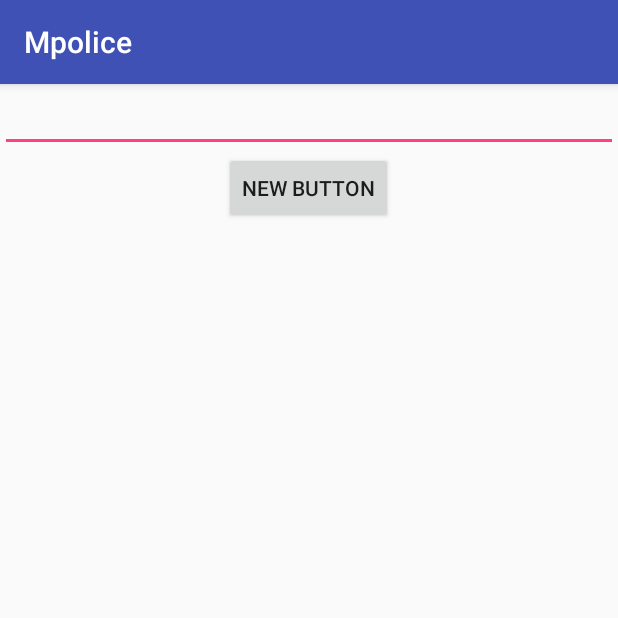
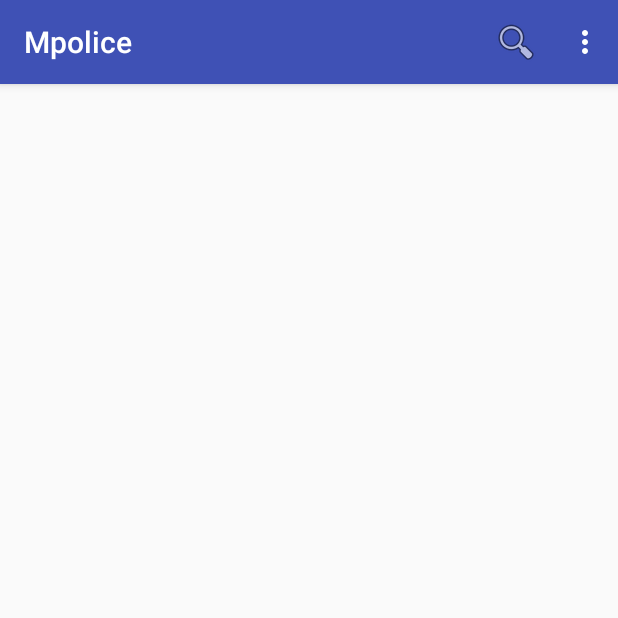
Before and after one commit to SeasonFour/Mpolice, an Android app: the Search screen opened directly, with no data from a screen before it, on a phone screen of 412 x 824 dp, the top half of it. Run offline under Robolectric (Android 15) with nearby library versions, the phone set to English and light mode, and no system bars; libraries missing offline, so code that uses them is left out: com.parse.

Commit message:
Implemeted search view

```diff
--- a/Mpolice/app/src/main/java/com/example/ibra/newproject/LogIn.java
+++ b/Mpolice/app/src/main/java/com/example/ibra/newproject/LogIn.java
@@ -63,7 +63,7 @@ public class LogIn extends AppCompatActivity implements View.OnClickListener{
             @Override
             public void done(ParseObject parseObject, ParseException e) {
                 if (e == null) {
-                    Intent i = new Intent(LogIn.this, SearchPlate.class);
+                    Intent i = new Intent(LogIn.this, Search.class);
                     startActivity(i);
 
                     int randomPIN = (int) ((Math.random() * 9000) + 1000);
--- a/Mpolice/app/src/main/java/com/example/ibra/newproject/Report.java
+++ b/Mpolice/app/src/main/java/com/example/ibra/newproject/Report.java
@@ -71,8 +71,8 @@ public class Report extends AppCompatActivity {
                     Toast.makeText(getBaseContext(),
                             "Reporting violation successful",
                             Toast.LENGTH_SHORT).show();
-                    Intent i = new Intent(getApplicationContext(),SearchPlate.class);
-                    startActivity(i);
+                    /*Intent i = new Intent(getApplicationContext(),SearchPlate.class);
+                    startActivity(i);*/
                 }else {
                     Toast.makeText(getBaseContext(),
                             "Error.Reporting violation up not successful",
--- a/Mpolice/app/src/main/java/com/example/ibra/newproject/Search.java
+++ b/Mpolice/app/src/main/java/com/example/ibra/newproject/Search.java
@@ -1,13 +1,17 @@
 package com.example.ibra.newproject;
 
+import android.app.SearchManager;
+import android.content.Context;
+import android.content.Intent;
 import android.os.Bundle;
 import android.support.v7.app.AppCompatActivity;
 import android.support.v7.widget.LinearLayoutManager;
 import android.support.v7.widget.RecyclerView;
 import android.util.Log;
-import android.view.View;
-import android.widget.Button;
-import android.widget.EditText;
+import android.view.Menu;
+import android.view.MenuInflater;
+import android.support.v7.widget.SearchView;
+
 
 import com.parse.ParseException;
 import com.parse.ParseObject;
@@ -24,9 +28,7 @@ public class Search extends AppCompatActivity {
     List<String> description = new ArrayList<String>();
     List<String> owner = new ArrayList<String>();
     List<String> status = new ArrayList<String>();
-    EditText search;
-    Button searchBtn;
-    String numberP;
+
 
     @Override
     protected void onCreate(Bundle savedInstanceState) {
@@ -34,21 +36,20 @@ public class Search extends AppCompatActivity {
         Log.d("mpolice", "before recycler");
         setContentView(R.layout.search);
 
-        search = (EditText) findViewById(R.id.et_search);
-        searchBtn = (Button) findViewById(R.id.searchBtn);
-
-
 
         recyclerV = (RecyclerView) findViewById(R.id.recycler_violations);
         layoutManager = new LinearLayoutManager(getBaseContext());
         recyclerV.setLayoutManager(layoutManager);
         recyclerV.setHasFixedSize(true);
+
+
+        handleIntent(getIntent());
+        Log.d("mpolice", "after handle intent");
     }
 
-    public void search(View v){
-        numberP = search.getText().toString().trim();
+    public void doMySearch(String numberP){
         ParseQuery<ParseObject> query = ParseQuery.getQuery("Violations");
-        query.whereEqualTo("Number_plate",numberP);
+        query.whereEqualTo("Number_plate", numberP);
         try {
             obj = query.find();
 
@@ -66,7 +67,29 @@ public class Search extends AppCompatActivity {
 
         Log.d("mpolice", "before adapter");
         recyclerV.setAdapter(new MpoliceAdapter(getApplicationContext(),number_plate,description,owner,status));
-
         Log.d("mpolice", "after adapter");
     }
+
+        @Override
+    public boolean onCreateOptionsMenu(Menu menu) {
+        MenuInflater inflater = getMenuInflater();
+        inflater.inflate(R.menu.menu_main, menu);
+        SearchManager searchManager = (SearchManager) getSystemService(Context.SEARCH_SERVICE);
+        SearchView searchView = (SearchView) menu.findItem(R.id.action_search).getActionView();
+        searchView.setSearchableInfo(searchManager.getSearchableInfo(getComponentName()));
+        return true;
+    }
+
+    @Override
+    protected void onNewIntent(Intent intent) {
+        handleIntent(intent);
+    }
+
+    private void handleIntent(Intent intent) {
+        if (Intent.ACTION_SEARCH.equals(intent.getAction())){
+            String query = intent.getStringExtra(SearchManager.QUERY);
+            doMySearch(query);
+        }
+
+    }
 }
--- a/Mpolice/app/src/main/res/layout/search.xml
+++ b/Mpolice/app/src/main/res/layout/search.xml
@@ -3,19 +3,6 @@
     android:layout_height="match_parent"
     android:layout_width="match_parent"
     android:orientation="vertical">
-
-    <EditText
-        android:layout_width="match_parent"
-        android:layout_height="wrap_content"
-        android:id="@+id/et_search" />
-
-    <Button
-        android:layout_width="wrap_content"
-        android:layout_height="wrap_content"
-        android:text="New Button"
-        android:id="@+id/searchBtn"
-        android:layout_gravity="center_horizontal"
-        android:onClick="search" />
 
     <android.support.v7.widget.RecyclerView
         android:id="@+id/recycler_violations"
--- a/Mpolice/app/src/main/res/menu/menu_main.xml
+++ b/Mpolice/app/src/main/res/menu/menu_main.xml
@@ -7,4 +7,11 @@
         android:orderInCategory="100"
         android:title="@string/action_settings"
         app:showAsAction="never" />
+
+    <item android:id="@+id/action_search"
+        android:title="@string/search_title"
+        android:icon="@android:drawable/ic_menu_search"
+        app:actionViewClass="android.support.v7.widget.SearchView"
+        app:showAsAction="collapseActionView|ifRoom"
+        android:actionViewClass="android.widget.SearchView"/>
 </menu>
--- a/Mpolice/app/src/main/res/values/strings.xml
+++ b/Mpolice/app/src/main/res/values/strings.xml
@@ -21,11 +21,13 @@
     <string name="time_last_seen">Time last seen</string>
     <string name="title_activity_search_plate">SearchPlate</string>
     <string name="search_number_plate">Search number plate</string>
-    <string name="search">search icon</string>
+    <!--<string name="search">search icon</string>-->
     <string name="scan_number_plate">Scan number plate</string>
     <string name="owner">Owner</string>
     <string name="status">Status</string>
     <string name="parse_app_id">7uE5i8t1LBqdC3f5lmlsuCOaXgrZR4iBDtHXtVCO</string>
     <string name="parse_client_key">Uqp5HP8zWmKJB8S5N6EzhDzdL8rW6EVZ9emkEAeP</string>
     <string name="mpolice">M-POLICE</string>
+    <string name="search">search</string>
+    <string name="search_title">Search violations</string>
 </resources>
```
Also changed, not shown: Mpolice/app/src/main/AndroidManifest.xml (+17 -8 lines), Mpolice/app/src/main/java/com/example/ibra/newproject/MainSearch.java (added, +69 -0 lines), Mpolice/app/src/main/java/com/example/ibra/newproject/SearchPlate.java (deleted, +0 -124 lines), Mpolice/app/src/main/java/com/example/ibra/newproject/SearchResultActivity.java (added, +43 -0 lines), Mpolice/app/src/main/res/layout/activity_main_search.xml (added, +34 -0 lines), Mpolice/app/src/main/res/layout/activity_search_plate.xml (deleted, +0 -25 lines), Mpolice/app/src/main/res/layout/activity_search_result.xml (added, +12 -0 lines), Mpolice/app/src/main/res/layout/content_main.xml (deleted, +0 -14 lines), Mpolice/app/src/main/res/layout/content_main_search.xml (added, +21 -0 lines), Mpolice/app/src/main/res/layout/content_search_plate.xml (deleted, +0 -45 lines), Mpolice/app/src/main/res/xml/searchable.xml (added, +7 -0 lines).
